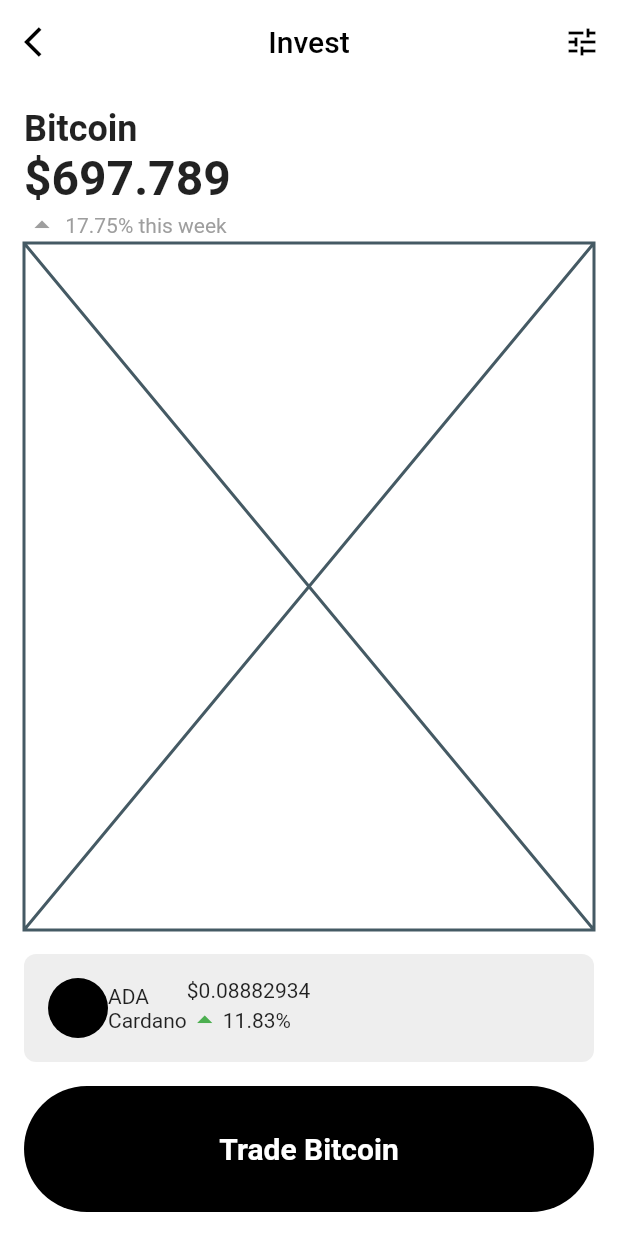
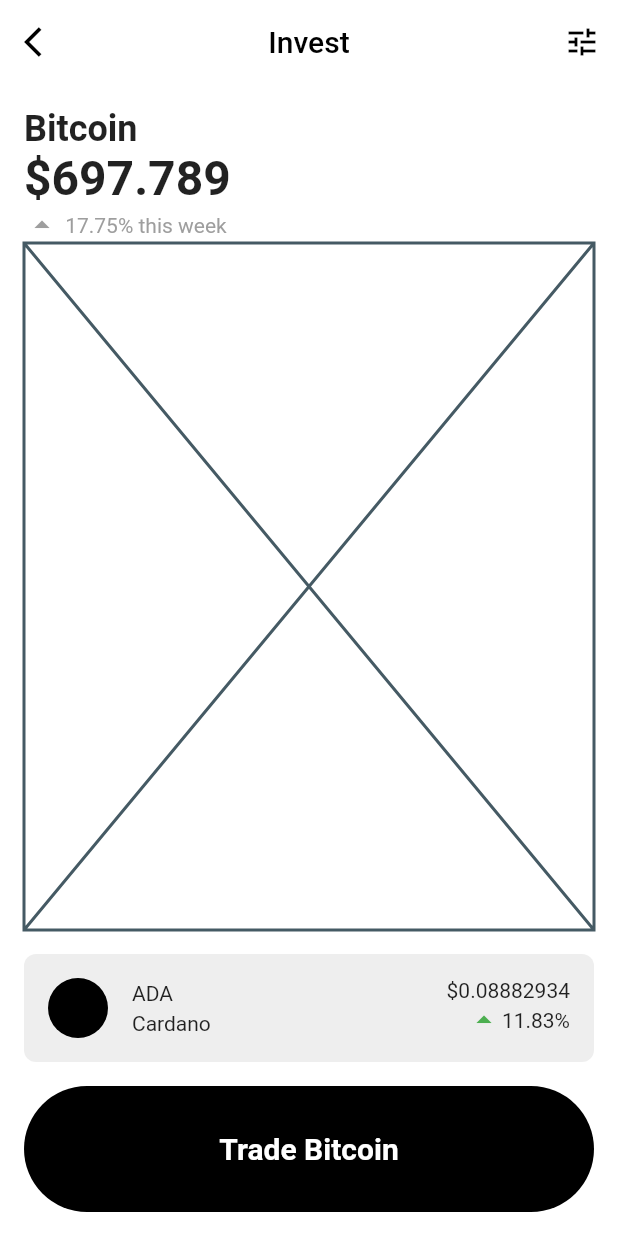
Before and after one commit to JAICHANGPARK/flutter_notebook_19th_story, a Flutter app: the screen it shows after launch, on a phone screen of 412 x 824 dp. Run offline on Flutter 3.47's test engine with Material 2 defaults, Android fonts, the phone set to English and light mode, and no system bars; our stand-ins replace cached_network_image, countup, fl_chart, flutter_riverpod, freezed_annotation, smooth_page_indicator and 1 more.

Commit message:
Update crypto_invest_page.dart

```diff
--- a/lib/ep1121_crypto_analysis_app/src/ui/crypto_invest_page.dart
+++ b/lib/ep1121_crypto_analysis_app/src/ui/crypto_invest_page.dart
@@ -82,17 +82,22 @@ class _CryptoInvestPageState extends State<CryptoInvestPage> {
                         CircleAvatar(
                           backgroundColor: Colors.black,
                         ),
-                        Column(
+                        Padding(
+                          padding: const EdgeInsets.symmetric(horizontal: 16),
+                          child: Column(
                             mainAxisAlignment: MainAxisAlignment.center,
                             crossAxisAlignment: CrossAxisAlignment.start,
                             children: [
                               Text("ADA"),
-                            Text("Cardano"),
+                              SizedBox(height: 4,),
+                              Text("Cardano",),
                             ],
                           ),
+                        ),
+                        Spacer(),
                         Column(
                           mainAxisAlignment: MainAxisAlignment.center,
-                          crossAxisAlignment: CrossAxisAlignment.start,
+                          crossAxisAlignment: CrossAxisAlignment.end,
                           children: [
                             Text("\$0.08882934"),
                             Row(
```
Lines whose indentation alone changed are shown as unchanged.
